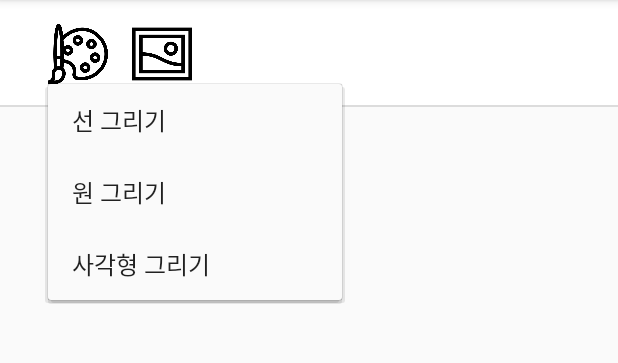
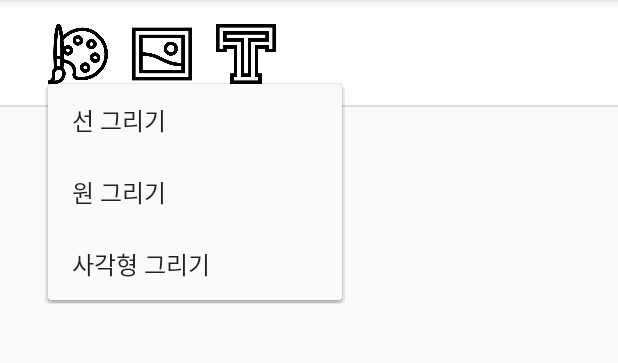
Before and after one commit to JJIYOM/MP_Final_Project, an Android app: the screen it shows after launch (MainActivity), after a tap on an icon or button, on a phone screen of 412 x 824 dp, the part 84-447 px from its top. Run offline under Robolectric (Android 15) with nearby library versions, the phone set to English and light mode, and no system bars.

Commit message:
사각형 그리기, 비트맵, text 기능 구현

```diff
--- a/MP_Final_Project/app/src/main/AndroidManifest.xml
+++ b/MP_Final_Project/app/src/main/AndroidManifest.xml
@@ -1,7 +1,8 @@
 <?xml version="1.0" encoding="utf-8"?>
 <manifest xmlns:android="http://schemas.android.com/apk/res/android"
     package="com.example.mp_final_project">
-
+    <uses-permission android:name = "android.permission.READ_CONTACTS"/>
+    <uses-permission android:name = "android.permission.WRITE_CONTACTS"/>
     <application
         android:allowBackup="true"
         android:icon="@mipmap/ic_launcher"
--- a/MP_Final_Project/app/src/main/java/com/example/mp_final_project/MainActivity.java
+++ b/MP_Final_Project/app/src/main/java/com/example/mp_final_project/MainActivity.java
@@ -1,45 +1,67 @@
 package com.example.mp_final_project;
 
-import androidx.annotation.NonNull;
+import androidx.appcompat.app.AlertDialog;
 import androidx.appcompat.app.AppCompatActivity;
-import androidx.constraintlayout.widget.ConstraintLayout;
-
 import android.content.Context;
+import android.content.DialogInterface;
+import android.content.Intent;
 import android.graphics.Bitmap;
+import android.graphics.BitmapFactory;
 import android.graphics.Canvas;
 import android.graphics.Color;
 import android.graphics.Paint;
+import android.graphics.Rect;
 import android.os.Bundle;
-import android.view.Menu;
 import android.view.MenuItem;
 import android.view.MotionEvent;
 import android.view.View;
-import android.widget.Button;
-import android.widget.FrameLayout;
+import android.widget.EditText;
 import android.widget.ImageButton;
 import android.widget.LinearLayout;
 import android.widget.PopupMenu;
-
-import java.util.logging.Level;
+import android.provider.ContactsContract;
+import java.io.InputStream;
 
 public class MainActivity extends AppCompatActivity {
-    ImageButton paintButton;
-    final static int LINE = 1, CIRCLE = 2;
+    ImageButton paintButton, pictureButton, textButton;
+
+    final static int LINE = 1, CIRCLE = 2, RECTANGLE = 3, BITMAP = 4, TEXT = 5;
+    static int picX, picY;
+    static String str01;
+    static Bitmap img;
     static int curShape = LINE;
 
     @Override
     protected void onCreate(Bundle savedInstanceState) {
         super.onCreate(savedInstanceState);
         setContentView(new myGraphicView(this));
+
+        //위(메뉴 있는 레이아웃) 추가
         LinearLayout linearLayout = (LinearLayout)View.inflate(this, R.layout.activity_main,null);
         addContentView(linearLayout, new LinearLayout.LayoutParams(LinearLayout.LayoutParams.MATCH_PARENT, LinearLayout.LayoutParams.WRAP_CONTENT));
+
+        //메뉴 생성
         paintButton = (ImageButton)findViewById(R.id.paintButton);
         registerForContextMenu(paintButton);
+
+        pictureButton = (ImageButton)findViewById(R.id.pictureButton);
+        registerForContextMenu(pictureButton);
+
+        textButton = (ImageButton)findViewById(R.id.textButton);
+        registerForContextMenu(textButton);
 }
-    public void onPoPupButtonClick(View ImageButton)
+
+    public void onPopupButtonClick(View ImageButton) //버튼 클릭 시 메뉴 목록
     {
         PopupMenu popup = new PopupMenu(this, ImageButton);
-        popup.getMenuInflater().inflate(R.menu.menu01,popup.getMenu());
+
+        if( ImageButton == paintButton)
+            popup.getMenuInflater().inflate(R.menu.menu01,popup.getMenu());
+        else if( ImageButton == pictureButton)
+            popup.getMenuInflater().inflate(R.menu.menu02,popup.getMenu());
+        else if( ImageButton == textButton)
+            popup.getMenuInflater().inflate(R.menu.menu03,popup.getMenu());
+
         popup.setOnMenuItemClickListener(new PopupMenu.OnMenuItemClickListener() {
             @Override
             public boolean onMenuItemClick(MenuItem menuItem) {
@@ -49,6 +71,33 @@ public class MainActivity extends AppCompatActivity {
                         break;
                     case R.id.drawCircle:
                         curShape = CIRCLE;
+                        break;
+                    case R.id.drawRectangle:
+                        curShape = RECTANGLE;
+                        break;
+                    case R.id.printPicture:
+                        Intent intent = new Intent();
+                        intent.setType("image/*");
+                        intent.setAction(Intent.ACTION_GET_CONTENT);
+                        startActivityForResult(intent,1);
+                        curShape = BITMAP;
+                        break;
+                    case R.id.printText:
+                        final View dlg_view = (View)View.inflate(MainActivity.this,R.layout.dialog01,null);
+                        AlertDialog.Builder mydlg = new AlertDialog.Builder(MainActivity.this);
+                        mydlg.setTitle("텍스트 입력");
+                        mydlg.setView(dlg_view);
+
+                        mydlg.setPositiveButton("확인", new DialogInterface.OnClickListener() {
+                            @Override
+                            public void onClick(DialogInterface dialogInterface, int i) {
+                               EditText text_contents = (EditText)dlg_view.findViewById(R.id.text_contents);
+                               str01 = text_contents.getText().toString();
+                               curShape = TEXT;
+                            }
+                        });
+                        mydlg.setNegativeButton("취소",null);
+                        mydlg.show();
                         break;
                 }
                 return MainActivity.super.onOptionsItemSelected(menuItem);
@@ -85,10 +134,12 @@ public class MainActivity extends AppCompatActivity {
         }
         protected  void onDraw(Canvas canvas){
             super.onDraw(canvas);
+
             Paint paint = new Paint();
             paint.setAntiAlias(true);
-            paint.setColor(Color.RED);
-            paint.setStyle(Paint.Style.STROKE);
+            paint.setColor(Color.BLUE);
+            paint.setTextSize(100);
+            paint.setStyle(Paint.Style.FILL);
             paint.setStrokeWidth(5);
             switch (curShape)
             {
@@ -99,8 +150,41 @@ public class MainActivity extends AppCompatActivity {
                     int radius = (int) Math.sqrt(Math.pow(stopX-startX,2)+Math.pow((stopY-startY),2));
                     canvas.drawCircle(startX,startY,radius ,paint);
                     break;
+                case RECTANGLE:
+                    Rect rect1 = new Rect(startX,startY,stopX,stopY);
+                    canvas.drawRect(rect1, paint);
+                    break;
+                case BITMAP:
+                    int picA = (this.getWidth() - picX)/2;
+                    int picB = (this.getWidth() - picY)/2;
+                    canvas.drawBitmap(img,picA,picB,null);
+                    break;
+                case TEXT:
+                    canvas.drawText(str01,(float)startX,(float)startY,paint);
+                    break;
             }
         }
+    }
 
+    //비트맵 가져오기
+    protected void onActivityResult(int requestCode, int resultCode, Intent data){
+        if(requestCode == 1)
+        {
+            if(resultCode == RESULT_OK)
+            {
+                try{
+                    InputStream in = getContentResolver().openInputStream(data.getData());
+                    img = BitmapFactory.decodeStream(in);
+                    in.close();
+                    picX = img.getWidth();
+                    picY = img.getHeight();
+                }
+                catch(Exception e)
+                {
+                    e.printStackTrace();
+                }
+            }
+        }
     }
+
 }
--- a/MP_Final_Project/app/src/main/res/layout/activity_main.xml
+++ b/MP_Final_Project/app/src/main/res/layout/activity_main.xml
@@ -20,7 +20,7 @@
             android:layout_marginStart="32dp"
             android:layout_marginLeft="32dp"
             android:layout_marginTop="16dp"
-            android:onClick="onPoPupButtonClick"
+            android:onClick="onPopupButtonClick"
             android:padding="0dp"
             android:scaleType="fitCenter"
             android:src="@drawable/icon"
@@ -35,12 +35,28 @@
             android:layout_marginStart="16dp"
             android:layout_marginLeft="32dp"
             android:layout_marginTop="16dp"
+            android:onClick="onPopupButtonClick"
             android:background="@android:color/transparent"
             android:padding="0dp"
             android:scaleType="fitCenter"
             android:src="@drawable/picture"
             app:layout_constraintStart_toStartOf="parent"
             app:layout_constraintTop_toTopOf="parent" />
+
+        <ImageButton
+            android:id="@+id/textButton"
+            android:layout_width="40dp"
+            android:layout_height="40dp"
+            android:layout_marginStart="16dp"
+            android:layout_marginLeft="32dp"
+            android:layout_marginTop="16dp"
+            android:onClick="onPopupButtonClick"
+            android:background="@android:color/transparent"
+            android:padding="0dp"
+            android:scaleType="fitCenter"
+            android:src="@drawable/text1"
+            app:layout_constraintStart_toStartOf="parent"
+            app:layout_constraintTop_toTopOf="parent" />
     </LinearLayout>
 
 </LinearLayout>
--- /dev/null
+++ b/MP_Final_Project/app/src/main/res/menu/menu02.xml
@@ -0,0 +1,8 @@
+<?xml version="1.0" encoding="utf-8"?>
+<menu xmlns:android="http://schemas.android.com/apk/res/android">
+
+    <item
+        android:id = "@+id/printPicture"
+        android:title = "비트맵 출력"
+        />
+</menu>
--- /dev/null
+++ b/MP_Final_Project/app/src/main/res/menu/menu03.xml
@@ -0,0 +1,9 @@
+<?xml version="1.0" encoding="utf-8"?>
+<menu xmlns:android="http://schemas.android.com/apk/res/android">
+
+    <item
+        android:id = "@+id/printText"
+        android:title = "텍스트 넣기"
+        />
+
+</menu>
```
Also changed, not shown: MP_Final_Project/app/src/main/res/layout/dialog01.xml (added, +22 -0 lines), MP_Final_Project/app/src/main/res/drawable-v24/text1.png (added), MP_Final_Project/app/src/main/res/menu/menu01.xml (indentation only).
